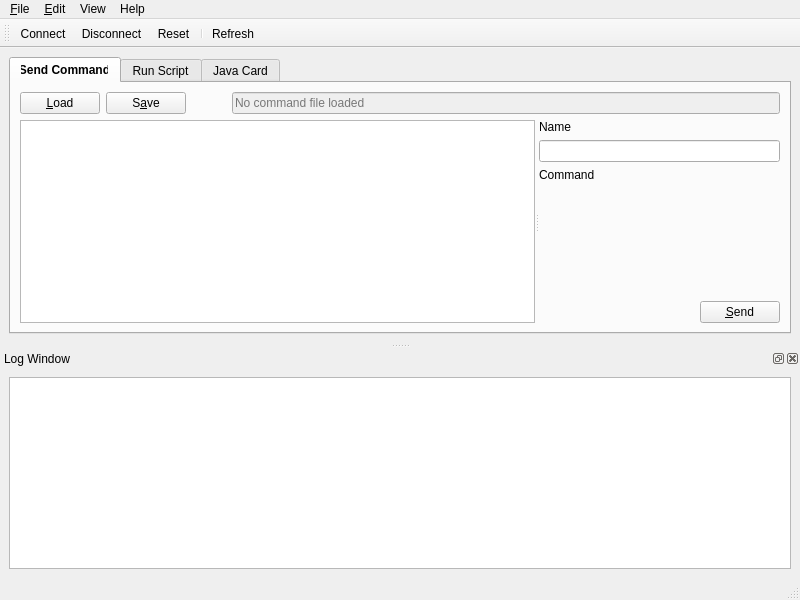
Above: res/forms/mainwindow.ui from CouleurQ/SmartCardManager before the change. Below: the same form after it.
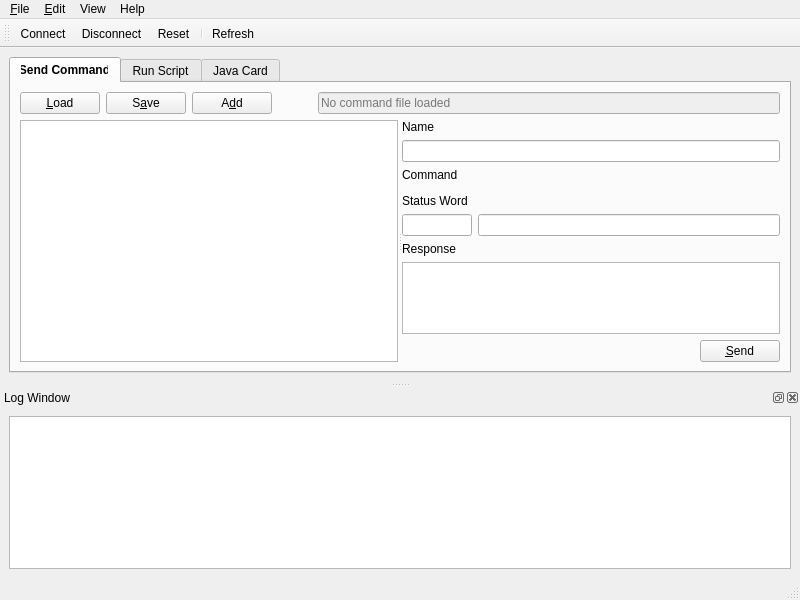
That is the form after the change. Icons and pictures are not drawn. Custom widgets are drawn as their Qt base class.

Commit message: UI: ATR tab, Send Command SW/response fields and reordering, session state handling

```diff
--- a/res/forms/mainwindow.ui
+++ b/res/forms/mainwindow.ui
@@ -55,6 +55,13 @@
             </property>
            </widget>
           </item>
+          <item>
+           <widget class="QPushButton" name="sendCommandButtonAdd">
+            <property name="text">
+             <string>A&amp;dd</string>
+            </property>
+           </widget>
+          </item>
           <item>
            <spacer name="horizontalSpacerButtons">
             <property name="orientation">
@@ -148,6 +155,61 @@
               </property>
              </widget>
             </item>
+            <item>
+             <widget class="QLabel" name="labelSendSw">
+              <property name="text">
+               <string>Status Word</string>
+              </property>
+             </widget>
+            </item>
+            <item>
+             <layout class="QHBoxLayout" name="horizontalLayoutSw">
+              <item>
+               <widget class="QLineEdit" name="sendCommandLineEditSw">
+                <property name="maximumSize">
+                 <size>
+                  <width>70</width>
+                  <height>16777215</height>
+                 </size>
+                </property>
+                <property name="font">
+                 <font>
+                  <family>Monospace</family>
+                 </font>
+                </property>
+                <property name="readOnly">
+                 <bool>true</bool>
+                </property>
+               </widget>
+              </item>
+              <item>
+               <widget class="QLineEdit" name="sendCommandLineEditSwText">
+                <property name="readOnly">
+                 <bool>true</bool>
+                </property>
+               </widget>
+              </item>
+             </layout>
+            </item>
+            <item>
+             <widget class="QLabel" name="labelSendResponse">
+              <property name="text">
+               <string>Response</string>
+              </property>
+             </widget>
+            </item>
+            <item>
+             <widget class="QTextEdit" name="sendCommandTextEditResponse">
+              <property name="font">
+               <font>
+                <family>Monospace</family>
+               </font>
+              </property>
+              <property name="readOnly">
+               <bool>true</bool>
+              </property>
+             </widget>
+            </item>
             <item>
              <spacer name="verticalSpacer">
               <property name="orientation">
```
Left out of the diff: 23 changed lines with no effect on the pictures. The commit also changes 18 other files.
